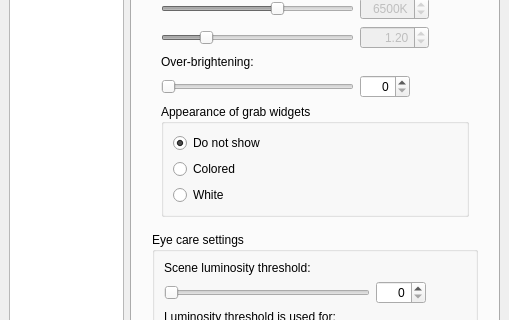
This is Software/src/SettingsWindow.ui in woodenshark/Lightpack as Qt 5 draws it before an edit; both pictures show x 0 to 509 and y 231 to 551 of the 509 by 684 pixel window. The edited form follows.
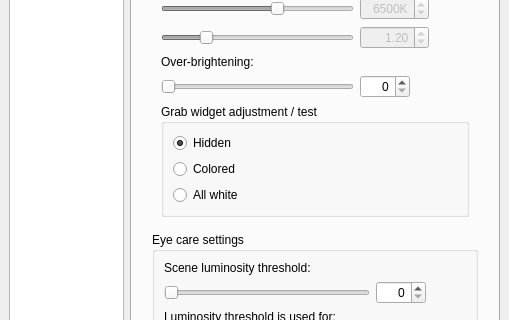
This is the edited form. Icons and pictures are not drawn. Custom widgets are drawn as their Qt base class.

Commit message: settings window: new wording for displaying widgets

```diff
--- a/Software/src/SettingsWindow.ui
+++ b/Software/src/SettingsWindow.ui
@@ -676,13 +676,13 @@
             <item>
              <widget class="QGroupBox" name="groupBox_2">
               <property name="title">
-               <string>Appearance of grab widgets</string>
+               <string>Grab widget adjustment / test</string>
               </property>
               <layout class="QVBoxLayout" name="verticalLayout_16">
                <item>
                 <widget class="QRadioButton" name="radioButton_GrabWidgetsDontShow">
                  <property name="text">
-                  <string>Do not show</string>
+                  <string>Hidden</string>
                  </property>
                  <property name="checked">
                   <bool>true</bool>
@@ -702,7 +702,7 @@
                <item>
                 <widget class="QRadioButton" name="radioButton_White">
                  <property name="text">
-                  <string>White</string>
+                  <string>All white</string>
                  </property>
                 </widget>
                </item>
```
